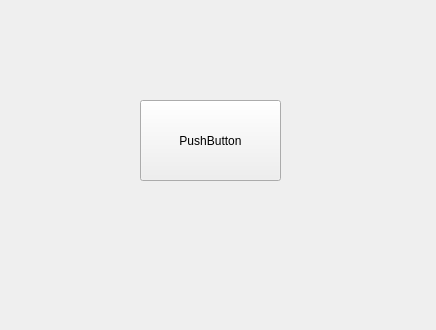
Before: the Qt Designer form AutoClockifyGUI/form.ui in phin01/auto-clockify, drawn with Qt 5.
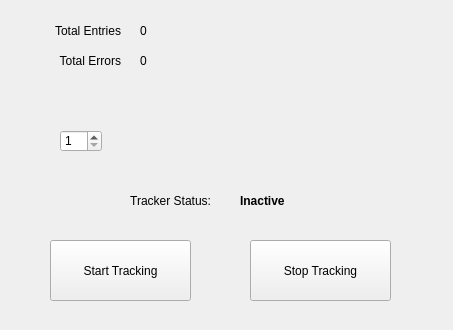
After: the same form once the commit is applied.

Commit message: Design status window and call start/stop tracker from there

The edit to the form file:
```diff
--- a/AutoClockifyGUI/form.ui
+++ b/AutoClockifyGUI/form.ui
@@ -6,7 +6,7 @@
    <rect>
     <x>0</x>
     <y>0</y>
-    <width>436</width>
+    <width>453</width>
     <height>330</height>
    </rect>
   </property>
@@ -16,14 +16,154 @@
   <widget class="QPushButton" name="pushButton">
    <property name="geometry">
     <rect>
+     <x>50</x>
+     <y>240</y>
+     <width>141</width>
+     <height>61</height>
+    </rect>
+   </property>
+   <property name="text">
+    <string>Start Tracking</string>
+   </property>
+  </widget>
+  <widget class="QLabel" name="label">
+   <property name="geometry">
+    <rect>
+     <x>20</x>
+     <y>20</y>
+     <width>101</width>
+     <height>21</height>
+    </rect>
+   </property>
+   <property name="text">
+    <string>Total Entries</string>
+   </property>
+   <property name="alignment">
+    <set>Qt::AlignRight|Qt::AlignTrailing|Qt::AlignVCenter</set>
+   </property>
+  </widget>
+  <widget class="QLabel" name="label_2">
+   <property name="geometry">
+    <rect>
+     <x>20</x>
+     <y>50</y>
+     <width>101</width>
+     <height>21</height>
+    </rect>
+   </property>
+   <property name="text">
+    <string>Total Errors</string>
+   </property>
+   <property name="alignment">
+    <set>Qt::AlignRight|Qt::AlignTrailing|Qt::AlignVCenter</set>
+   </property>
+   <property name="wordWrap">
+    <bool>false</bool>
+   </property>
+  </widget>
+  <widget class="QLabel" name="lblSuccessCount">
+   <property name="geometry">
+    <rect>
      <x>140</x>
-     <y>100</y>
+     <y>20</y>
+     <width>101</width>
+     <height>21</height>
+    </rect>
+   </property>
+   <property name="text">
+    <string>0</string>
+   </property>
+   <property name="alignment">
+    <set>Qt::AlignLeading|Qt::AlignLeft|Qt::AlignVCenter</set>
+   </property>
+  </widget>
+  <widget class="QLabel" name="lblErrorCount">
+   <property name="geometry">
+    <rect>
+     <x>140</x>
+     <y>50</y>
+     <width>101</width>
+     <height>21</height>
+    </rect>
+   </property>
+   <property name="text">
+    <string>0</string>
+   </property>
+   <property name="alignment">
+    <set>Qt::AlignLeading|Qt::AlignLeft|Qt::AlignVCenter</set>
+   </property>
+  </widget>
+  <widget class="QPushButton" name="btnStopTracker">
+   <property name="geometry">
+    <rect>
+     <x>250</x>
+     <y>240</y>
      <width>141</width>
-     <height>81</height>
+     <height>61</height>
     </rect>
    </property>
    <property name="text">
-    <string>PushButton</string>
+    <string>Stop Tracking</string>
+   </property>
+  </widget>
+  <widget class="QLabel" name="label_3">
+   <property name="geometry">
+    <rect>
+     <x>80</x>
+     <y>190</y>
+     <width>131</width>
+     <height>21</height>
+    </rect>
+   </property>
+   <property name="text">
+    <string>Tracker Status:</string>
+   </property>
+   <property name="alignment">
+    <set>Qt::AlignRight|Qt::AlignTrailing|Qt::AlignVCenter</set>
+   </property>
+  </widget>
+  <widget class="QLabel" name="lblStatus">
+   <property name="enabled">
+    <bool>true</bool>
+   </property>
+   <property name="geometry">
+    <rect>
+     <x>240</x>
+     <y>190</y>
+     <width>131</width>
+     <height>21</height>
+    </rect>
+   </property>
+   <property name="font">
+    <font>
+     <weight>75</weight>
+     <bold>true</bold>
+    </font>
+   </property>
+   <property name="text">
+    <string>Inactive</string>
+   </property>
+   <property name="alignment">
+    <set>Qt::AlignLeading|Qt::AlignLeft|Qt::AlignVCenter</set>
+   </property>
+  </widget>
+  <widget class="QSpinBox" name="spinBoxInterval">
+   <property name="geometry">
+    <rect>
+     <x>60</x>
+     <y>130</y>
+     <width>42</width>
+     <height>22</height>
+    </rect>
+   </property>
+   <property name="minimum">
+    <number>1</number>
+   </property>
+   <property name="maximum">
+    <number>600</number>
+   </property>
+   <property name="singleStep">
+    <number>30</number>
    </property>
   </widget>
  </widget>
```
Left out of the diff: 5 changed lines with no effect on the pictures. The commit also changes 2 other files.
